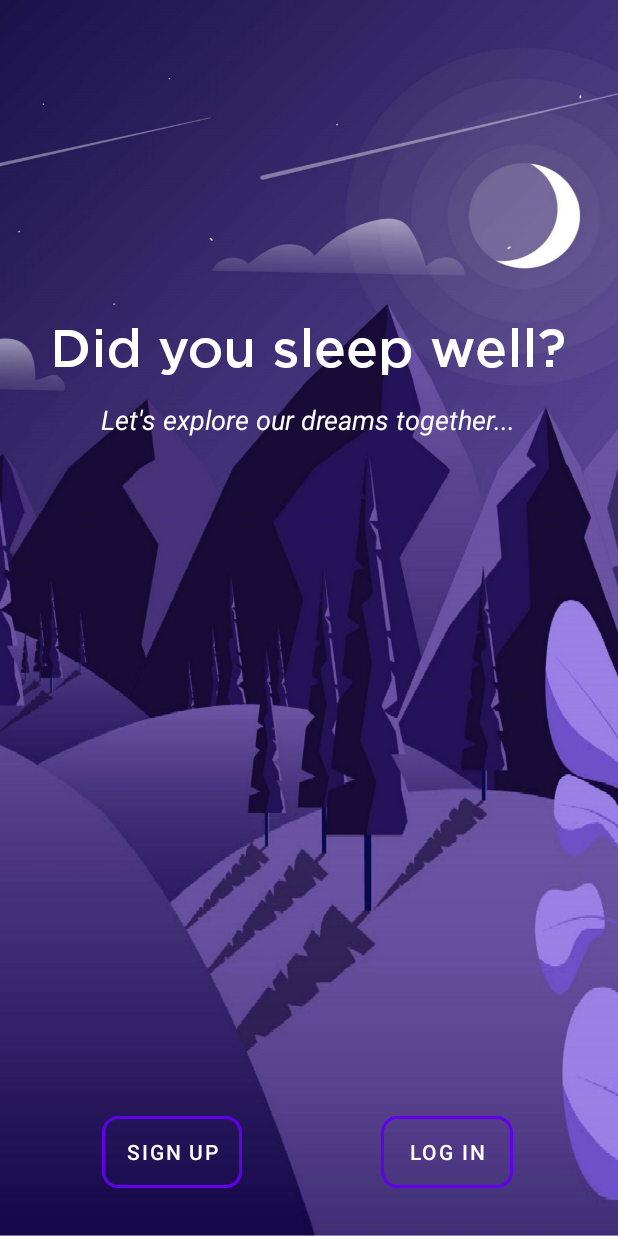
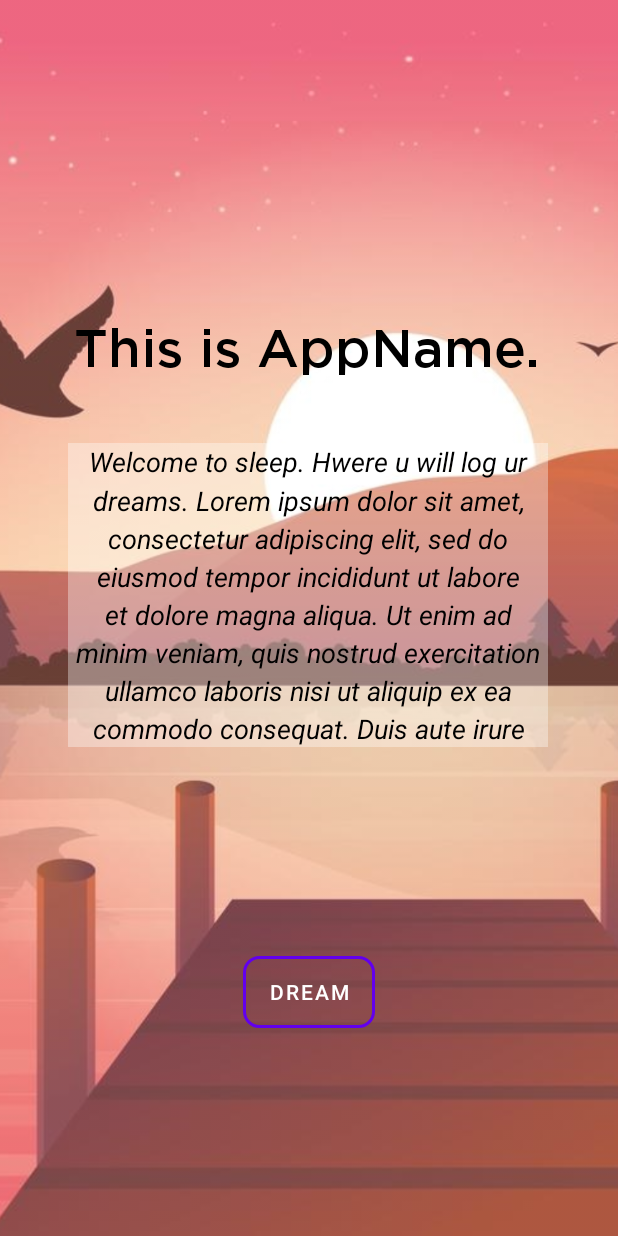
Before and after one commit to Lin2/dreamsbhacks, an Android app: the layout activity_tutorial.xml on its own in the app's theme, with its tools: preview values and no code run, on a phone screen of 412 x 824 dp. Run offline under Robolectric (Android 15) with nearby library versions, the phone set to English and light mode, and no system bars.

Commit message:
made janky tutorial page

```diff
--- a/app/src/main/AndroidManifest.xml
+++ b/app/src/main/AndroidManifest.xml
@@ -9,10 +9,11 @@
         android:roundIcon="@mipmap/ic_launcher_round"
         android:supportsRtl="true"
         android:theme="@style/Theme.Dreamsbhacks">
+        <activity android:name=".Tutorial"></activity>
         <activity
             android:name=".LogDreamPage"
             android:label="@string/title_activity_log_dream_page"
-            android:theme="@style/Theme.Dreamsbhacks.NoActionBar"></activity>
+            android:theme="@style/Theme.Dreamsbhacks.NoActionBar" />
         <activity android:name=".LoginActivity" />
         <activity android:name=".RegistrationActivity" />
         <activity android:name=".MainActivity" />
--- a/app/src/main/java/com/example/dream_sbhacks/LoginActivity.java
+++ b/app/src/main/java/com/example/dream_sbhacks/LoginActivity.java
@@ -35,7 +35,7 @@ public class LoginActivity extends AppCompatActivity {
                 final FirebaseUser user = FirebaseAuth.getInstance().getCurrentUser();
                 //if user is logged in, move onto next pg
                 if (user != null){
-                    Intent intent = new Intent(LoginActivity.this, LogDreamPage.class);
+                    Intent intent = new Intent(LoginActivity.this, Tutorial.class);
                     startActivity(intent);
                     return;
                 }
--- a/app/src/main/java/com/example/dream_sbhacks/RegistrationActivity.java
+++ b/app/src/main/java/com/example/dream_sbhacks/RegistrationActivity.java
@@ -41,7 +41,7 @@ public class RegistrationActivity extends AppCompatActivity {
                 //if user is logged in, move onto next pg
                 if (user != null){
                     //Intent intent = new Intent(RegistrationActivity.this, MainActivity.class);
-                    Intent intent = new Intent(RegistrationActivity.this, LogDreamPage.class);
+                    Intent intent = new Intent(RegistrationActivity.this, Tutorial.class);
                     startActivity(intent);
                     return;
                 }
--- a/app/src/main/res/layout/activity_main.xml
+++ b/app/src/main/res/layout/activity_main.xml
@@ -9,8 +9,9 @@
     <Button
         android:layout_width="wrap_content"
         android:layout_height="wrap_content"
+        android:onClick="logoutUser"
         android:text="SignOut"
-        android:onClick= "logoutUser"/>
+        android:translationX="4dp" />
     <com.lorentzos.flingswipe.SwipeFlingAdapterView
         android:id="@+id/frame"
         android:background="#ffeee9e2"
--- a/app/src/main/res/layout/activity_choose_loginor_registration.xml
+++ b/app/src/main/res/layout/activity_tutorial.xml
@@ -5,20 +5,23 @@
     android:id="@+id/linearLayout"
     android:layout_width="match_parent"
     android:layout_height="match_parent"
-    android:background="@drawable/night_img"
     android:orientation="vertical"
     tools:context=".ChooseLoginorRegistrationActivity">
+
 
     <ImageView
         android:id="@+id/imageView"
         android:layout_width="wrap_content"
         android:layout_height="wrap_content"
+        android:alpha="0.8"
         android:scaleType="centerCrop"
-        android:src="@drawable/night_img"
+        android:src="@drawable/morning_img"
         app:layout_constraintBottom_toBottomOf="parent"
         app:layout_constraintEnd_toEndOf="parent"
+        app:layout_constraintHorizontal_bias="1.0"
         app:layout_constraintStart_toStartOf="parent"
-        app:layout_constraintTop_toTopOf="parent" />
+        app:layout_constraintTop_toTopOf="parent"
+        app:layout_constraintVertical_bias="0.0" />
 
     <TextView
         android:id="@+id/textView"
@@ -28,56 +31,48 @@
         android:layout_marginTop="212dp"
         android:layout_marginEnd="8dp"
         android:fontFamily="@font/gotham"
+        android:text="This is AppName."
+        android:textAppearance="@style/TextAppearance.AppCompat.Display1"
+        android:textColor="#000000"
         android:textSize="35dp"
-        android:text="Did you sleep well?"
-        android:textAppearance="@style/TextAppearance.AppCompat.Display1"
-        android:textColor="#ffffff"
         app:layout_constraintEnd_toEndOf="parent"
-        app:layout_constraintHorizontal_bias="0.489"
+        app:layout_constraintHorizontal_bias="0.487"
         app:layout_constraintStart_toStartOf="parent"
         app:layout_constraintTop_toTopOf="parent" />
 
     <TextView
         android:id="@+id/textView2"
+        android:layout_width="320dp"
+        android:layout_height="wrap_content"
+        android:layout_marginTop="44dp"
+        android:background="#59ffffff"
+        android:fontFamily="sans-serif"
+        android:lineSpacingMultiplier="1.2"
+        android:lines="8"
+        android:text="Welcome to sleep. Hwere u will log ur dreams.
+Lorem ipsum dolor sit amet, consectetur adipiscing elit, sed do eiusmod tempor incididunt ut labore et dolore magna aliqua. Ut enim ad minim veniam, quis nostrud exercitation ullamco laboris nisi ut aliquip ex ea commodo consequat. Duis aute irure dolor in reprehenderit in voluptate velit esse cillum dolore eu fugiat nulla pariatur."
+        android:textAlignment="center"
+        android:textColor="#000000"
+        android:textSize="18dp"
+        android:textStyle="italic"
+        app:layout_constraintBottom_toBottomOf="@+id/imageView"
+        app:layout_constraintEnd_toEndOf="parent"
+        app:layout_constraintHorizontal_bias="0.494"
+        app:layout_constraintStart_toStartOf="parent"
+        app:layout_constraintTop_toBottomOf="@+id/textView"
+        app:layout_constraintVertical_bias="0.0" />
+
+    <Button
+        android:id="@+id/next"
         android:layout_width="wrap_content"
         android:layout_height="wrap_content"
-        android:layout_marginTop="16dp"
-        android:fontFamily="sans-serif"
-        android:text="Let's explore our dreams together..."
-        android:textColor="#ffffff"
-        android:textSize="18dp"
-        android:textStyle="italic"
-        app:layout_constraintEnd_toEndOf="parent"
-        app:layout_constraintHorizontal_bias="0.496"
-        app:layout_constraintStart_toStartOf="parent"
-        app:layout_constraintTop_toBottomOf="@+id/textView" />
-
-
-    <Button
-        android:id="@+id/register"
-        android:layout_width="wrap_content"
-        android:layout_height="wrap_content"
-        android:layout_marginStart="68dp"
-        android:layout_marginBottom="32dp"
         android:background="@drawable/bg_button_white"
-        android:text="Sign Up"
+        android:text="Dream"
         android:textColor="#ffffff"
         app:layout_constraintBottom_toBottomOf="@+id/imageView"
-        app:layout_constraintStart_toStartOf="parent" />
-
-    <Button
-        android:id="@+id/login"
-        android:layout_width="wrap_content"
-        android:layout_height="wrap_content"
-        android:layout_marginEnd="52dp"
-        android:layout_marginBottom="32dp"
-        android:background="@drawable/bg_button_white"
-        android:text="Log in"
-        android:textColor="#ffffff"
-        app:layout_constraintBottom_toBottomOf="parent"
-        app:layout_constraintEnd_toEndOf="@+id/imageView"
-        app:layout_constraintHorizontal_bias="0.836"
-        app:layout_constraintStart_toEndOf="@+id/register" />
+        app:layout_constraintEnd_toEndOf="parent"
+        app:layout_constraintStart_toStartOf="parent"
+        app:layout_constraintTop_toBottomOf="@+id/textView2" />
 
 
 </androidx.constraintlayout.widget.ConstraintLayout>
```
Also changed, not shown: app/src/main/java/com/example/dream_sbhacks/Tutorial.java (added, +40 -0 lines).
